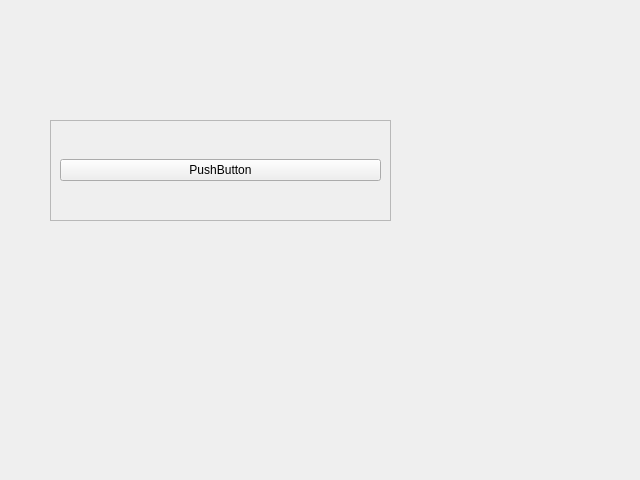
This is ui/main.ui in mitko8009/mitko-s-Music-Bot as Qt 5 draws it before an edit. The edited form follows.
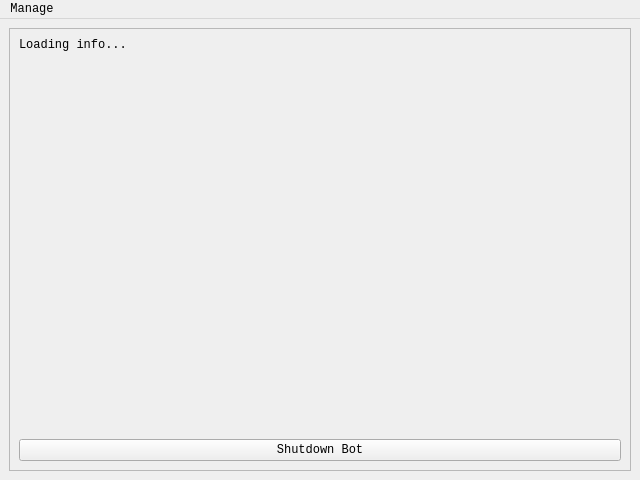
This is the edited form.

```diff
--- a/ui/main.ui
+++ b/ui/main.ui
@@ -23,31 +23,63 @@
    <property name="layoutDirection">
     <enum>Qt::LeftToRight</enum>
    </property>
+   <layout class="QHBoxLayout" name="horizontalLayout">
+    <item>
    <widget class="QFrame" name="frame">
-    <property name="geometry">
-     <rect>
-      <x>50</x>
-      <y>120</y>
-      <width>341</width>
-      <height>101</height>
-     </rect>
-    </property>
     <property name="frameShape">
      <enum>QFrame::StyledPanel</enum>
     </property>
     <property name="frameShadow">
      <enum>QFrame::Raised</enum>
     </property>
-    <layout class="QHBoxLayout" name="horizontalLayout">
+      <layout class="QVBoxLayout" name="verticalLayout">
+       <item>
+        <widget class="QLabel" name="label_stats">
+         <property name="font">
+          <font>
+           <family>Consolas</family>
+           <pointsize>9</pointsize>
+          </font>
+         </property>
+         <property name="text">
+          <string>Loading info...</string>
+         </property>
+         <property name="textFormat">
+          <enum>Qt::PlainText</enum>
+         </property>
+         <property name="scaledContents">
+          <bool>false</bool>
+         </property>
+         <property name="alignment">
+          <set>Qt::AlignLeading|Qt::AlignLeft|Qt::AlignTop</set>
+         </property>
+         <property name="wordWrap">
+          <bool>true</bool>
+         </property>
+         <property name="textInteractionFlags">
+          <set>Qt::LinksAccessibleByMouse|Qt::TextSelectableByMouse</set>
+         </property>
+        </widget>
+       </item>
      <item>
       <widget class="QPushButton" name="stop_btn">
+         <property name="font">
+          <font>
+           <family>Consolas</family>
+           <pointsize>9</pointsize>
+           <weight>50</weight>
+           <bold>false</bold>
+          </font>
+         </property>
        <property name="text">
-        <string>PushButton</string>
+          <string>Shutdown Bot</string>
        </property>
       </widget>
      </item>
     </layout>
    </widget>
+    </item>
+   </layout>
   </widget>
   <widget class="QMenuBar" name="menubar">
    <property name="geometry">
@@ -55,10 +87,37 @@
      <x>0</x>
      <y>0</y>
      <width>640</width>
-     <height>26</height>
+     <height>24</height>
     </rect>
    </property>
-  </widget>
+   <property name="font">
+    <font>
+     <family>Consolas</family>
+    </font>
+   </property>
+   <widget class="QMenu" name="menuManage">
+    <property name="font">
+     <font>
+      <family>Consolas</family>
+     </font>
+    </property>
+    <property name="title">
+     <string>Manage</string>
+    </property>
+    <addaction name="actionShutdown"/>
+   </widget>
+   <addaction name="menuManage"/>
+  </widget>
+  <action name="actionShutdown">
+   <property name="text">
+    <string>Shutdown</string>
+   </property>
+   <property name="font">
+    <font>
+     <family>Consolas</family>
+    </font>
+   </property>
+  </action>
  </widget>
  <resources/>
  <connections/>
```
Lines whose indentation alone changed are shown as unchanged.
